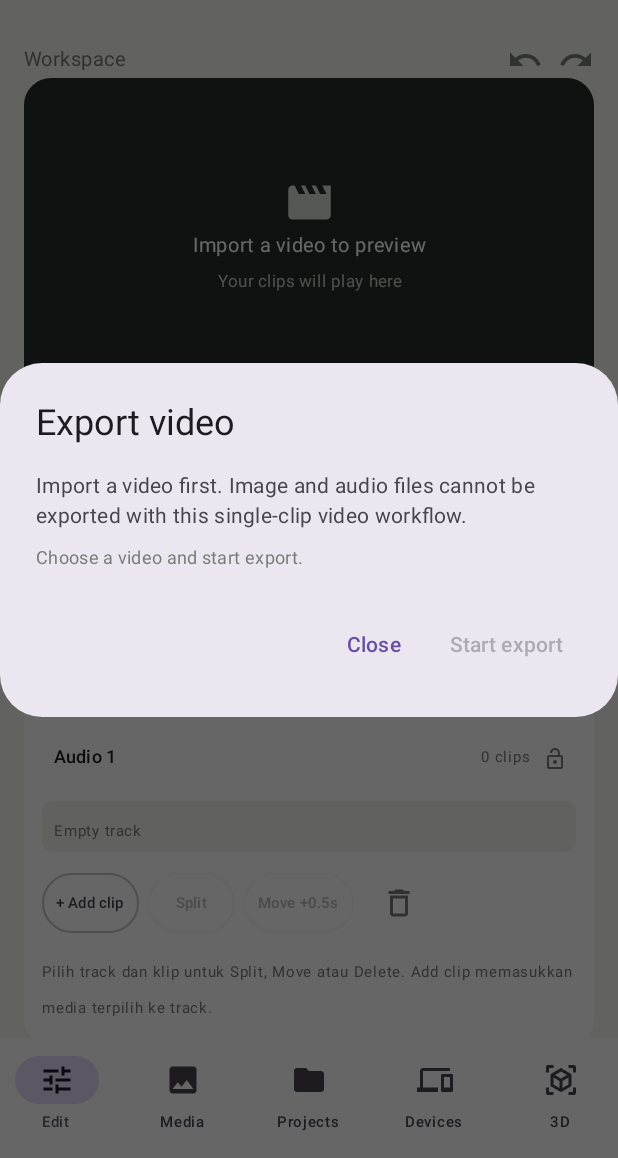
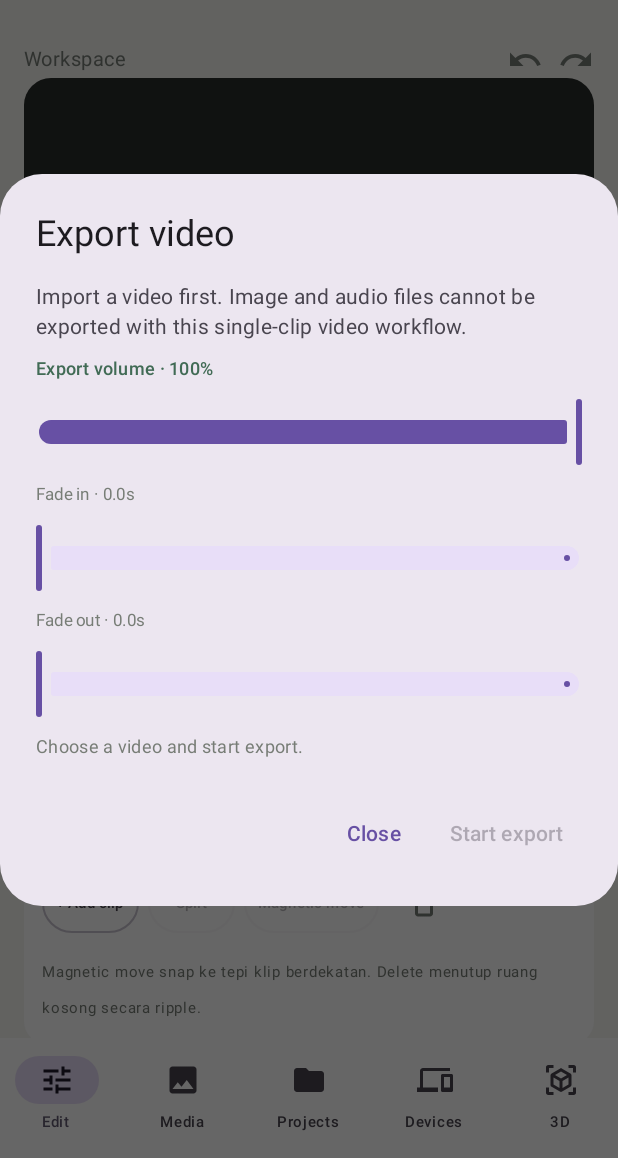
Before and after one commit to badru827i/NEXORA-Studio, an Android app built with Jetpack Compose: the screen it shows after launch (MainActivity), after a tap on "Export", on a phone screen of 412 x 824 dp, the part 78-1236 px from its top. Run offline under Robolectric (Android 15) with nearby library versions, the phone set to English and light mode, and no system bars.

Commit message:
Wire magnetic timeline and audio export controls into editor

```diff
--- a/app/src/main/java/studio/nexora/app/MainActivity.kt
+++ b/app/src/main/java/studio/nexora/app/MainActivity.kt
@@ -74,6 +74,9 @@ private fun NexoraApp() {
     var rotationDegrees by remember { mutableIntStateOf(0) }
     var outputPreset by remember { mutableStateOf("Original") }
     var timeline by remember { mutableStateOf(TimelineDocument()) }
+    var exportAudioGain by remember { mutableFloatStateOf(1f) }
+    var exportFadeInMs by remember { mutableLongStateOf(0L) }
+    var exportFadeOutMs by remember { mutableLongStateOf(0L) }
     var exportDialog by remember { mutableStateOf(false) }
     var exportRunning by remember { mutableStateOf(false) }
     var exportMessage by remember { mutableStateOf("Choose a video and start export.") }
@@ -136,6 +139,9 @@ private fun NexoraApp() {
                             put("trimIn", trimIn.toDouble()); put("trimOut", trimOut.toDouble()); put("splitCount", splitCount)
                             put("cropZoom", cropZoom.toDouble()); put("rotationDegrees", rotationDegrees); put("outputPreset", outputPreset)
                             put("timeline", timeline.toJson())
+                            put("exportAudioGain", exportAudioGain.toDouble())
+                            put("exportFadeInMs", exportFadeInMs)
+                            put("exportFadeOutMs", exportFadeOutMs)
                             put("assets", org.json.JSONArray().apply {
                                 assets.forEach { asset ->
                                     put(org.json.JSONObject().put("uri", asset.uri.toString()).put("name", asset.name))
@@ -165,6 +171,9 @@ private fun NexoraApp() {
                             rotationDegrees = safeRotationDegrees(doc.optInt("rotationDegrees", 0))
                             outputPreset = safeOutputPreset(doc.optString("outputPreset", "Original"))
                             timeline = TimelineDocument.fromJson(doc.optString("timeline", ""))
+                            exportAudioGain = doc.optDouble("exportAudioGain", 1.0).toFloat().coerceIn(0f, 1f)
+                            exportFadeInMs = doc.optLong("exportFadeInMs", 0L).coerceIn(0L, 5_000L)
+                            exportFadeOutMs = doc.optLong("exportFadeOutMs", 0L).coerceIn(0L, 5_000L)
                         }
                         screen = Screen.Editor
                     },
@@ -177,7 +186,7 @@ private fun NexoraApp() {
                         activeProjectId = null
                         project = "Untitled project"; assets.clear(); tool = "Trim"; speed = 1f
                         trimIn = 0f; trimOut = 100f; splitCount = 0; cropZoom = 1f; rotationDegrees = 0; outputPreset = "Original"
-                        timeline = TimelineDocument(); screen = Screen.Editor
+                        timeline = TimelineDocument(); exportAudioGain = 1f; exportFadeInMs = 0L; exportFadeOutMs = 0L; screen = Screen.Editor
                     }
                 )
                 Screen.Devices -> DevicesScreen(Modifier.padding(padding))
@@ -191,6 +200,12 @@ private fun NexoraApp() {
         text = {
             Column(verticalArrangement = Arrangement.spacedBy(8.dp)) {
                 Text(if (videoAsset == null) "Import a video first. Image and audio files cannot be exported with this single-clip video workflow." else "MP4 · H.264 video · AAC audio · 30 fps")
+                Text("Export volume · ${(exportAudioGain * 100).toInt()}%", color = Green, fontWeight = FontWeight.SemiBold, fontSize = 12.sp)
+                Slider(value = exportAudioGain, onValueChange = { exportAudioGain = it.coerceIn(0f, 1f) }, valueRange = 0f..1f)
+                Text("Fade in · ${exportFadeInMs / 1000f}s", color = Grey, fontSize = 11.sp)
+                Slider(value = exportFadeInMs / 1000f, onValueChange = { exportFadeInMs = (it * 1000f).toLong() }, valueRange = 0f..5f)
+                Text("Fade out · ${exportFadeOutMs / 1000f}s", color = Grey, fontSize = 11.sp)
+                Slider(value = exportFadeOutMs / 1000f, onValueChange = { exportFadeOutMs = (it * 1000f).toLong() }, valueRange = 0f..5f)
                 Text(exportMessage, color = Grey, fontSize = 12.sp)
             }
         },
@@ -202,7 +217,7 @@ private fun NexoraApp() {
                     if (selected != null) {
                         exportRunning = true
                         exportMessage = "Preparing video..."
-                        exporter.export(selected.uri, trimIn, trimOut, speed, cropZoom, rotationDegrees, outputPreset, object : MediaExportManager.Callback {
+                        exporter.export(selected.uri, trimIn, trimOut, speed, cropZoom, rotationDegrees, outputPreset, exportAudioGain, exportFadeInMs, exportFadeOutMs, object : MediaExportManager.Callback {
                             override fun onComplete(outputFile: java.io.File, publicUri: Uri?) {
                                 exportRunning = false
                                 exportMessage = if (publicUri != null) {
@@ -611,21 +626,21 @@ private fun TimelineEditorPanel(
                         onClick = {
                             val clip = selectedClip ?: return@OutlinedButton
                             val track = selectedTrack ?: return@OutlinedButton
-                            onDocumentChange(document.moveClip(track.id, clip.id, clip.startMs + 500L))
+                            onDocumentChange(document.moveClipMagnetic(track.id, clip.id, clip.startMs + 500L, 300L))
                         },
                         contentPadding = PaddingValues(horizontal = 9.dp, vertical = 5.dp)
-                    ) { Text("Move +0.5s", fontSize = 10.sp) }
+                    ) { Text("Magnetic move", fontSize = 10.sp) }
                     IconButton(
                         enabled = selectedClip != null && selectedTrack?.locked == false,
                         onClick = {
                             val clip = selectedClip ?: return@IconButton
                             val track = selectedTrack ?: return@IconButton
-                            onDocumentChange(document.removeClip(track.id, clip.id))
+                            onDocumentChange(document.rippleRemoveClip(track.id, clip.id))
                             selectedClipId = null
                         }
-                    ) { Icon(Icons.Default.DeleteOutline, "Remove clip", tint = Grey) }
+                    ) { Icon(Icons.Default.DeleteOutline, "Ripple delete clip", tint = Grey) }
                 }
-                Text("Pilih track dan klip untuk Split, Move atau Delete. Add clip memasukkan media terpilih ke track.", color = Grey, fontSize = 10.sp)
+                Text("Magnetic move snap ke tepi klip berdekatan. Delete menutup ruang kosong secara ripple.", color = Grey, fontSize = 10.sp)
             }
         }
     }
```
